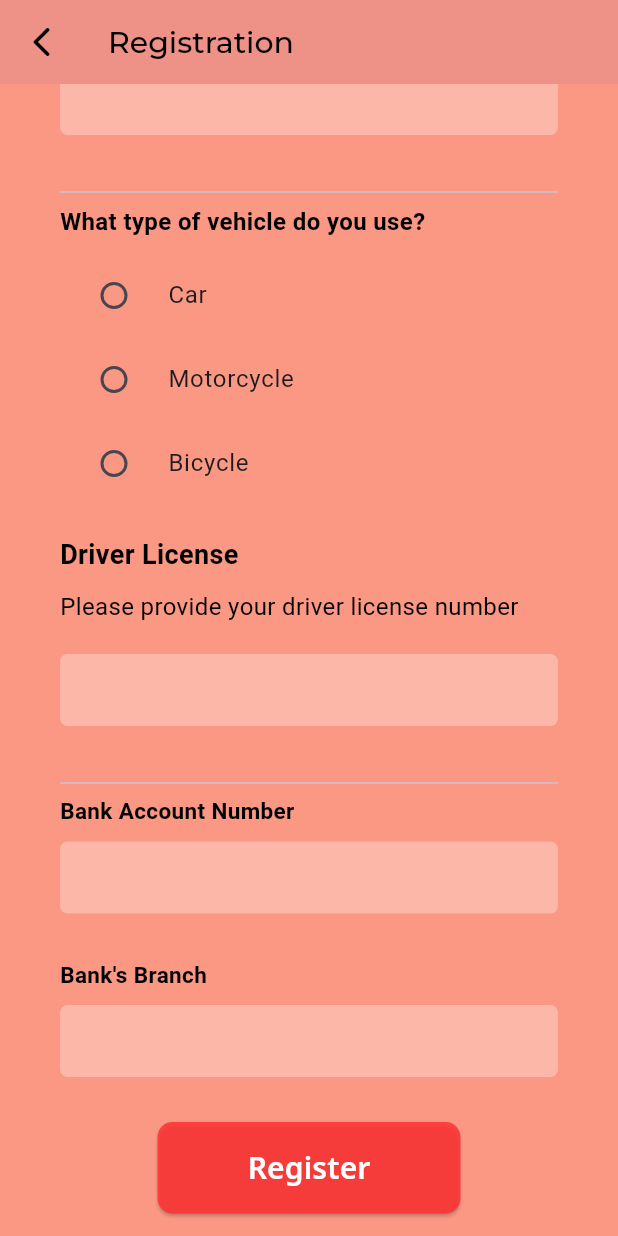
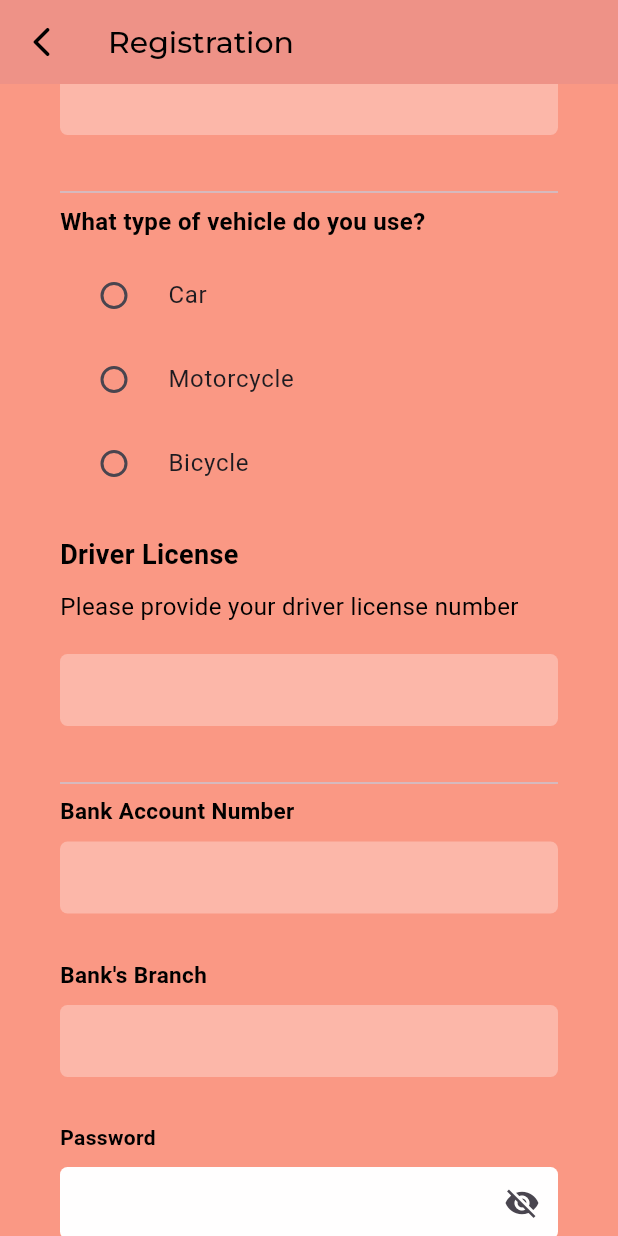
Before and after one commit to nicolefrankie/onway-driver, a Flutter app: the ProfilePage screen opened directly, scrolled down 576 dp, on a phone screen of 412 x 824 dp. Run offline on Flutter 3.47's test engine with Material 3 defaults, Android fonts, the phone set to English and light mode, and no system bars; our stand-ins replace font_awesome_flutter, google_fonts, google_maps_flutter; missing offline and left inert: flutter_polyline_points; Roboto replaces fonts that are missing (Alkalami, Amiko, Arimo).

Commit message:
added password

```diff
--- a/lib/pages/RegisterPage/profile.dart
+++ b/lib/pages/RegisterPage/profile.dart
@@ -13,8 +13,9 @@ class ProfilePage extends StatefulWidget {
 
 class _ProfilePageState extends State<ProfilePage> {
   String? selectedBarangay;
-  final TextEditingController _accountNumberController =
-      TextEditingController();
+  bool _passwordVisible = false;
+
+  final TextEditingController _accountNumberController =TextEditingController();
   final TextEditingController _bankController = TextEditingController();
   final TextEditingController _streetAddressController = TextEditingController();
   final TextEditingController _lastNameController = TextEditingController();
@@ -22,6 +23,8 @@ class _ProfilePageState extends State<ProfilePage> {
   final TextEditingController _phoneNumberController = TextEditingController();
   final TextEditingController _emailController = TextEditingController();
   final TextEditingController _licenseNumberController = TextEditingController();
+  final TextEditingController _passwordController =TextEditingController();
+
   String? selectedId;
   File? driverLicense;
 
@@ -29,6 +32,12 @@ class _ProfilePageState extends State<ProfilePage> {
     setState(() {
       selectedId = value;
     });
+  }
+
+  @override
+  void initState() {
+    super.initState();
+    _passwordVisible = false;
   }
 
   @override
@@ -439,6 +448,58 @@ class _ProfilePageState extends State<ProfilePage> {
                 const SizedBox(
                   height: 30,
                 ),
+                Align(
+                  alignment: Alignment.topLeft,
+                  child: Text(
+                    "Password",
+                    style: GoogleFonts.amiko(
+                      color: Colors.black,
+                      fontSize: 14,
+                      fontWeight: FontWeight.bold,
+                    ),
+                  ),
+                ),
+                const SizedBox(
+                  height: 10,
+                ),
+                TextFormField(
+                  controller: _passwordController,
+                  keyboardType: TextInputType.text,
+                  obscureText: !_passwordVisible,
+                  cursorColor: const Color.fromARGB(255, 0, 0, 0),
+                  decoration: InputDecoration(
+                    border: OutlineInputBorder(
+                      borderRadius: BorderRadius.circular(5.0),
+                      borderSide: const BorderSide(
+                        width: 0,
+                        style: BorderStyle.none,
+                      ),
+                    ),
+                    filled: true,
+                    fillColor: const Color.fromARGB(255, 255, 254, 254),
+                    suffixIcon: IconButton(
+                      icon: Icon(
+                        _passwordVisible
+                          ? Icons.visibility
+                          : Icons.visibility_off,
+                      ),
+                    onPressed: () {
+                      setState(
+                        () {
+                          _passwordVisible = !_passwordVisible;
+                        },
+                      );
+                    },
+                  ),
+                  contentPadding: const EdgeInsets.symmetric(
+                    vertical: 10,
+                    horizontal: 10,
+                  ),
+                ),
+              ),
+                const SizedBox(
+                  height: 30,
+                ),
                 ElevatedButton(
                   onPressed: () {
                     Navigator.push(
```
